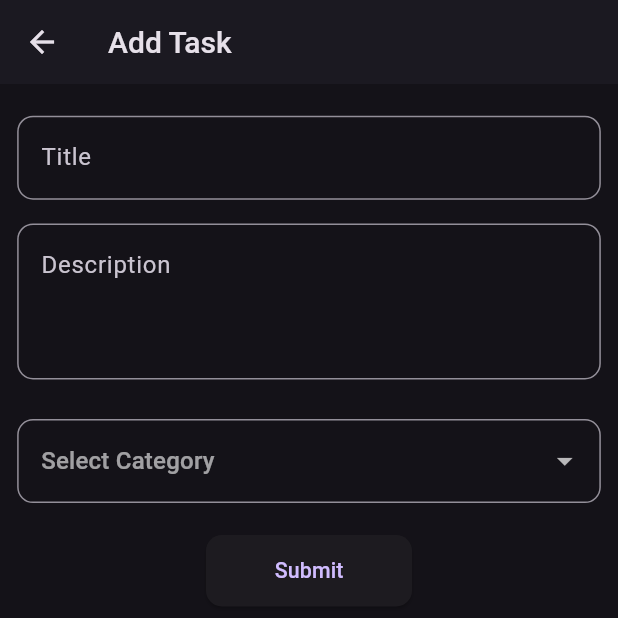
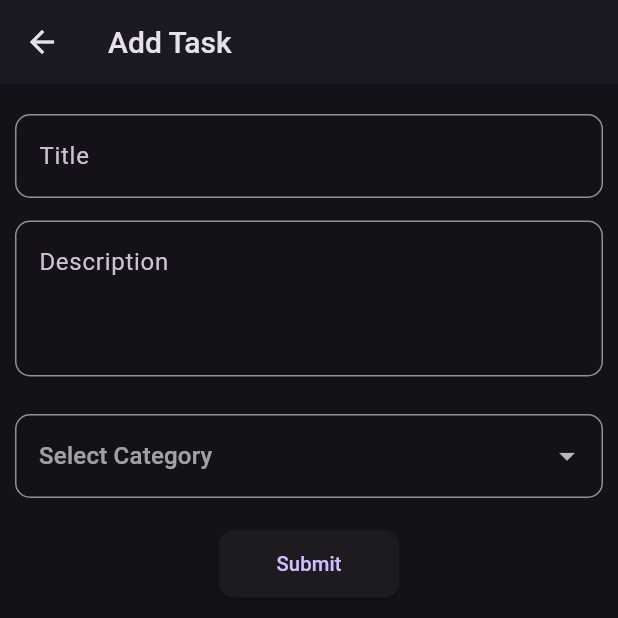
Before and after one commit to MohamdAshiq/Todo-Application, a Flutter app: the screen it shows after launch, after a tap on the "add" icon, on a phone screen of 412 x 824 dp, the top half of it. Run offline on Flutter 3.47's test engine with Material 3 defaults, Android fonts, the phone set to English and light mode, and no system bars; our stand-ins replace flutter_slidable, hive_flutter; accounts and stored records are empty.

Commit message:
Removed ScreenUtil Package & Resolved some Responsive Issues

```diff
--- a/lib/Screens/Add Task Page/add_task_page.dart
+++ b/lib/Screens/Add Task Page/add_task_page.dart
@@ -1,5 +1,4 @@
 import 'package:flutter/material.dart';
-import 'package:flutter_screenutil/flutter_screenutil.dart';
 import 'package:intl/intl.dart';
 import 'package:todo_application/Hive/db_functions.dart';
 import 'package:todo_application/Hive/task_model.dart';
@@ -40,9 +39,9 @@ class _AddTaskPageState extends State<AddTaskPage> {
     return Scaffold(
       appBar: const CustomAppbar(title: "Add Task"),
       body: Padding(
-        padding: EdgeInsets.symmetric(
-          horizontal: 10.w,
-          vertical: 20.h,
+        padding: const EdgeInsets.symmetric(
+          horizontal: 10,
+          vertical: 20,
         ),
         child: SingleChildScrollView(
           child: Form(
@@ -54,45 +53,45 @@ class _AddTaskPageState extends State<AddTaskPage> {
                   validator: (value) => value == null || value.isEmpty
                       ? "Please fill this"
                       : null,
-                  decoration: InputDecoration(
-                    label: const Text("Title"),
+                  decoration: const InputDecoration(
+                    label: Text("Title"),
                     border: OutlineInputBorder(
                       borderRadius: BorderRadius.all(
-                        Radius.circular(10.r),
+                        Radius.circular(10),
                       ),
                     ),
                   ),
                 ),
-                SizedBox(height: 15.h),
+                const SizedBox(height: 15),
                 TextFormField(
                   controller: descriptioncontroller,
                   validator: (value) => value == null || value.isEmpty
                       ? "Please fill this"
                       : null,
                   maxLines: 3,
-                  decoration: InputDecoration(
-                    label: const Text("Description"),
+                  decoration: const InputDecoration(
+                    label: Text("Description"),
                     alignLabelWithHint: true,
                     border: OutlineInputBorder(
                       borderRadius: BorderRadius.all(
-                        Radius.circular(10.r),
+                        Radius.circular(10),
                       ),
                     ),
                   ),
                 ),
-                SizedBox(height: 15.h),
+                const SizedBox(height: 15),
                 Padding(
-                  padding: EdgeInsets.symmetric(
-                    vertical: 10.h,
+                  padding: const EdgeInsets.symmetric(
+                    vertical: 10,
                   ),
                   child: DropdownButtonFormField(
                     validator: (value) => value == null || value.isEmpty
                         ? "Please select a category"
                         : null,
-                    decoration: InputDecoration(
+                    decoration: const InputDecoration(
                       border: OutlineInputBorder(
                         borderRadius: BorderRadius.all(
-                          Radius.circular(10.r),
+                          Radius.circular(10),
                         ),
                       ),
                     ),
@@ -113,7 +112,7 @@ class _AddTaskPageState extends State<AddTaskPage> {
                     value: selectedCategory,
                   ),
                 ),
-                SizedBox(height: 10.h),
+                const SizedBox(height: 10),
                 ElevatedButton(
                   onPressed: () {
                     if (formkey.currentState!.validate()) {
@@ -138,17 +137,17 @@ class _AddTaskPageState extends State<AddTaskPage> {
                     }
                   },
                   style: ElevatedButton.styleFrom(
-                    fixedSize: Size(120.w, 45.h),
-                    shape: RoundedRectangleBorder(
+                    fixedSize: const Size(120, 45),
+                    shape: const RoundedRectangleBorder(
                       borderRadius: BorderRadius.all(
-                        Radius.circular(10.r),
+                        Radius.circular(10),
                       ),
                     ),
                   ),
-                  child: Text(
+                  child: const Text(
                     "Submit",
                     style: TextStyle(
-                      fontSize: 13.5.sp,
+                      fontSize: 13.5,
                       fontWeight: FontWeight.w500,
                     ),
                   ),
@@ -163,14 +162,14 @@ class _AddTaskPageState extends State<AddTaskPage> {
 
   void showsnackbar() {
     ScaffoldMessenger.of(context).showSnackBar(
-      SnackBar(
-        backgroundColor: const Color.fromARGB(255, 41, 41, 41),
+      const SnackBar(
+        backgroundColor: Color.fromARGB(255, 41, 41, 41),
         content: Text(
           "Item Added Succesfully..!!",
           style: TextStyle(
             fontWeight: FontWeight.w500,
             color: Colors.white,
-            fontSize: 15.sp,
+            fontSize: 15,
           ),
         ),
       ),
--- a/lib/Screens/Category Page/category_page.dart
+++ b/lib/Screens/Category Page/category_page.dart
@@ -1,5 +1,4 @@
 import 'package:flutter/material.dart';
-import 'package:flutter_screenutil/flutter_screenutil.dart';
 import 'package:provider/provider.dart';
 import 'package:todo_application/Provider/task_controller.dart';
 import 'package:todo_application/Widgets/custom_appbar.dart';
@@ -35,24 +34,24 @@ class CategoryPage extends StatelessWidget {
                       backgroundColor: const Color.fromARGB(255, 65, 65, 65),
                       child: Text(
                         "${index + 1}",
-                        style: TextStyle(
+                        style: const TextStyle(
                           fontWeight: FontWeight.w600,
-                          fontSize: 15.sp,
+                          fontSize: 15,
                         ),
                       ),
                     ),
                     title: Text(
                       filteredTasks[index].taskTitle,
-                      style: TextStyle(
+                      style: const TextStyle(
                         fontWeight: FontWeight.w500,
-                        fontSize: 15.sp,
+                        fontSize: 15,
                       ),
                     ),
                     subtitle: Text(
                       filteredTasks[index].description,
-                      style: TextStyle(
+                      style: const TextStyle(
                         fontWeight: FontWeight.w400,
-                        fontSize: 13.sp,
+                        fontSize: 13,
                       ),
                     ),
                   ),
@@ -60,12 +59,12 @@ class CategoryPage extends StatelessWidget {
               },
             );
           } else {
-            return Center(
+            return const Center(
               child: Text(
                 "No items in this category",
                 style: TextStyle(
                   fontWeight: FontWeight.w500,
-                  fontSize: 15.sp,
+                  fontSize: 15,
                 ),
               ),
             );
--- a/lib/Screens/Home Page/Sections/category_section.dart
+++ b/lib/Screens/Home Page/Sections/category_section.dart
@@ -1,6 +1,5 @@
 import 'package:flutter/cupertino.dart';
 import 'package:flutter/material.dart';
-import 'package:flutter_screenutil/flutter_screenutil.dart';
 import 'package:todo_application/Screens/Add%20Task%20Page/add_task_page.dart';
 import 'package:todo_application/Screens/Category%20Page/category_page.dart';
 
@@ -19,25 +18,25 @@ class CategorySection extends StatelessWidget {
     return Column(
       crossAxisAlignment: CrossAxisAlignment.start,
       children: [
-        Padding(
+        const Padding(
           padding: EdgeInsets.symmetric(
-            vertical: 10.h,
+            vertical: 10,
           ),
           child: Text(
             "Category",
             style: TextStyle(
               fontWeight: FontWeight.w500,
-              fontSize: 18.sp,
+              fontSize: 18,
             ),
           ),
         ),
         SizedBox(
-          height: 100.h,
+          height: 100,
           child: ListView.builder(
             scrollDirection: Axis.horizontal,
             itemCount: AddTaskPage.category.length,
             itemBuilder: (context, index) => Padding(
-              padding: EdgeInsets.all(8.h),
+              padding: const EdgeInsets.all(8),
               child: GestureDetector(
                 onTap: () => Navigator.of(context).push(
                   MaterialPageRoute(
@@ -52,13 +51,13 @@ class CategorySection extends StatelessWidget {
                     Container(
                       margin: const EdgeInsets.symmetric(
                           horizontal: 10, vertical: 5),
-                      width: 50.w,
-                      height: 50.h,
-                      decoration: BoxDecoration(
+                      width: 50,
+                      height: 50,
+                      decoration: const BoxDecoration(
                         borderRadius: BorderRadius.all(
-                          Radius.circular(8.r),
+                          Radius.circular(8),
                         ),
-                        color: const Color.fromARGB(255, 65, 65, 65),
+                        color: Color.fromARGB(255, 65, 65, 65),
                       ),
                       child: Icon(
                         categoryIcons[index],
@@ -68,8 +67,8 @@ class CategorySection extends StatelessWidget {
                     ),
                     Text(
                       AddTaskPage.category[index].toString(),
-                      style: TextStyle(
-                        fontSize: 13.sp,
+                      style: const TextStyle(
+                        fontSize: 13,
                         fontWeight: FontWeight.w500,
                       ),
                     ),
--- a/lib/Screens/Home Page/Sections/upcoming_tasks_section.dart
+++ b/lib/Screens/Home Page/Sections/upcoming_tasks_section.dart
@@ -1,5 +1,4 @@
 import 'package:flutter/material.dart';
-import 'package:flutter_screenutil/flutter_screenutil.dart';
 import 'package:provider/provider.dart';
 import 'package:todo_application/Provider/task_controller.dart';
 import 'package:todo_application/Widgets/expandable_tile_widget.dart';
@@ -12,15 +11,15 @@ class UpcomingTasksSection extends StatelessWidget {
     return Column(
       crossAxisAlignment: CrossAxisAlignment.start,
       children: [
-        Padding(
+        const Padding(
           padding: EdgeInsets.symmetric(
-            vertical: 10.h,
+            vertical: 10,
           ),
           child: Text(
             "Upcoming Tasks",
             style: TextStyle(
               fontWeight: FontWeight.w500,
-              fontSize: 16.sp,
+              fontSize: 16,
             ),
           ),
         ),
@@ -34,13 +33,13 @@ class UpcomingTasksSection extends StatelessWidget {
                     ),
                   ),
                 )
-              : SizedBox(
-                  height: 250.h,
+              : const SizedBox(
+                  height: 250,
                   child: Center(
                     child: Text(
                       "No Upcoming Tasks",
                       style: TextStyle(
-                        fontSize: 15.sp,
+                        fontSize: 15,
                         fontWeight: FontWeight.w500,
                       ),
                     ),
--- a/lib/Screens/Home Page/home_page.dart
+++ b/lib/Screens/Home Page/home_page.dart
@@ -1,12 +1,9 @@
 import 'package:flutter/material.dart';
-import 'package:flutter_screenutil/flutter_screenutil.dart';
 import 'package:todo_application/Hive/db_functions.dart';
 import 'package:todo_application/Screens/Home%20Page/Sections/category_section.dart';
 import 'package:todo_application/Screens/Home%20Page/Sections/upcoming_tasks_section.dart';
 import 'package:todo_application/Widgets/custom_appbar.dart';
 import 'package:todo_application/Widgets/floating_action_button_widget.dart';
-import 'package:todo_application/responsive_layout.dart';
-
 
 class HomePage extends StatefulWidget {
   const HomePage({super.key});
@@ -24,19 +21,16 @@ class _HomePageState extends State<HomePage> {
 
   @override
   Widget build(BuildContext context) {
-    return ResponsiveLayout(
-      desktopScaffold: const Scaffold(),
-      tabletScaffold: const Scaffold(),
-      mobileScaffold: Scaffold(
-        appBar: const CustomAppbar(title: "Todo Application"),
-        floatingActionButton: const FloatingActionButtonWidget(),
+    return const Scaffold(
+      appBar: CustomAppbar(title: "Todo Application"),
+      floatingActionButton: FloatingActionButtonWidget(),
       body: SingleChildScrollView(
         child: Padding(
           padding: EdgeInsets.symmetric(
-              horizontal: 10.h,
-              vertical: 15.h,
+            horizontal: 10,
+            vertical: 15,
           ),
-            child: const Column(
+          child: Column(
             crossAxisAlignment: CrossAxisAlignment.start,
             children: [
               CategorySection(),
@@ -45,7 +39,6 @@ class _HomePageState extends State<HomePage> {
           ),
         ),
       ),
-      ),
     );
   }
 }
--- a/lib/Widgets/detail_text_widget.dart
+++ b/lib/Widgets/detail_text_widget.dart
@@ -1,5 +1,4 @@
 import 'package:flutter/material.dart';
-import 'package:flutter_screenutil/flutter_screenutil.dart';
 
 class DetailTextWidget extends StatelessWidget {
   const DetailTextWidget({
@@ -14,14 +13,14 @@ class DetailTextWidget extends StatelessWidget {
   @override
   Widget build(BuildContext context) {
     return Padding(
-      padding: EdgeInsets.symmetric(
-        horizontal: 10.w,
-        vertical: 5.h,
+      padding: const EdgeInsets.symmetric(
+        horizontal: 10,
+        vertical: 5,
       ),
       child: Text(
         "$label  :  $itemName",
-        style: TextStyle(
-          fontSize: 13.sp,
+        style: const TextStyle(
+          fontSize: 13,
           fontWeight: FontWeight.w500,
         ),
       ),
--- a/lib/main.dart
+++ b/lib/main.dart
@@ -1,5 +1,4 @@
 import 'package:flutter/material.dart';
-import 'package:flutter_screenutil/flutter_screenutil.dart';
 import 'package:hive_flutter/hive_flutter.dart';
 import 'package:provider/provider.dart';
 import 'package:todo_application/Hive/task_model.dart';
@@ -22,11 +21,6 @@ class MyApp extends StatelessWidget {
 
   @override
   Widget build(BuildContext context) {
-    return ScreenUtilInit(
-      designSize: const Size(360, 780),
-      minTextAdapt: true,
-      splitScreenMode: true,
-      builder: (_, child) {
     return MultiProvider(
       providers: [
         ChangeNotifierProvider(
@@ -40,7 +34,5 @@ class MyApp extends StatelessWidget {
         home: const HomePage(),
       ),
     );
-      },
-    );
   }
 }
--- a/lib/responsive_layout.dart
+++ /dev/null
@@ -1,29 +0,0 @@
-import 'package:flutter/material.dart';
-
-class ResponsiveLayout extends StatelessWidget {
-  const ResponsiveLayout({
-    super.key,
-    required this.mobileScaffold,
-    required this.tabletScaffold,
-    required this.desktopScaffold,
-  });
-
-  final Widget mobileScaffold;
-  final Widget tabletScaffold;
-  final Widget desktopScaffold;
-
-  @override
-  Widget build(BuildContext context) {
-    return LayoutBuilder(
-      builder: (context, constraints) {
-        if (constraints.maxWidth < 500) {
-          return mobileScaffold;
-        } else if (constraints.maxWidth < 1100) {
-          return tabletScaffold;
-        } else {
-          return desktopScaffold;
-        }
-      },
-    );
-  }
-}
--- a/pubspec.yaml
+++ b/pubspec.yaml
@@ -31,7 +31,6 @@ dependencies:
   cupertino_icons: ^1.0.2
   flutter:
     sdk: flutter
-  flutter_screenutil: ^5.9.0
   flutter_slidable: ^3.0.1
   hive: ^2.2.3
   hive_flutter: ^1.1.0
```
Also changed, not shown: pubspec.lock. Lines whose indentation alone changed are shown as unchanged.
